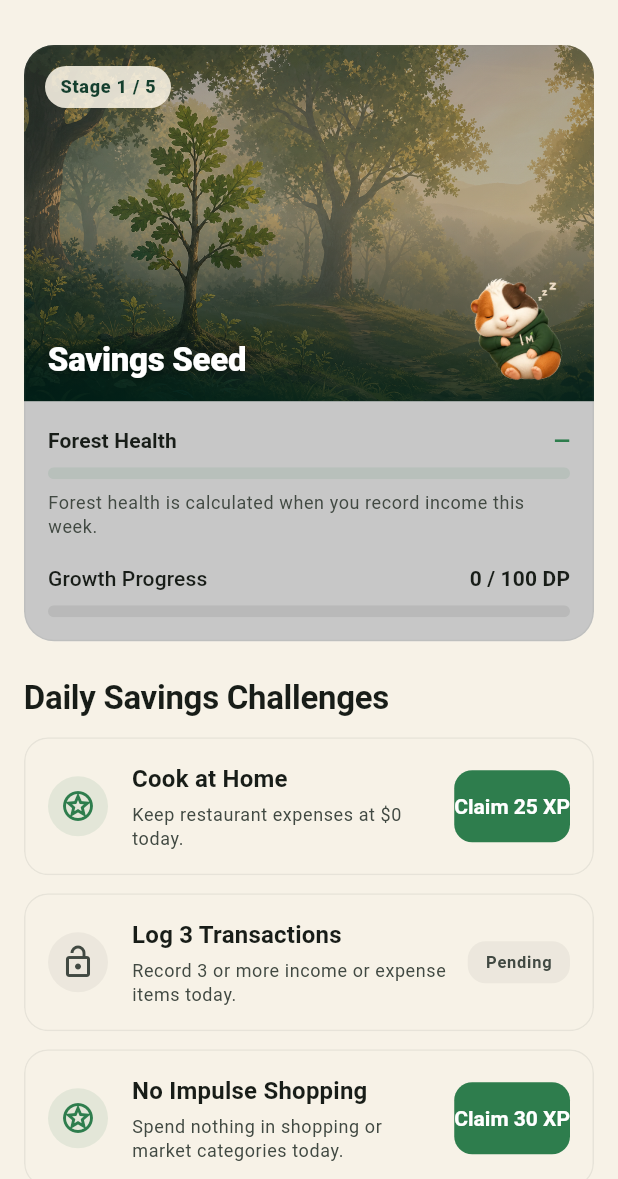
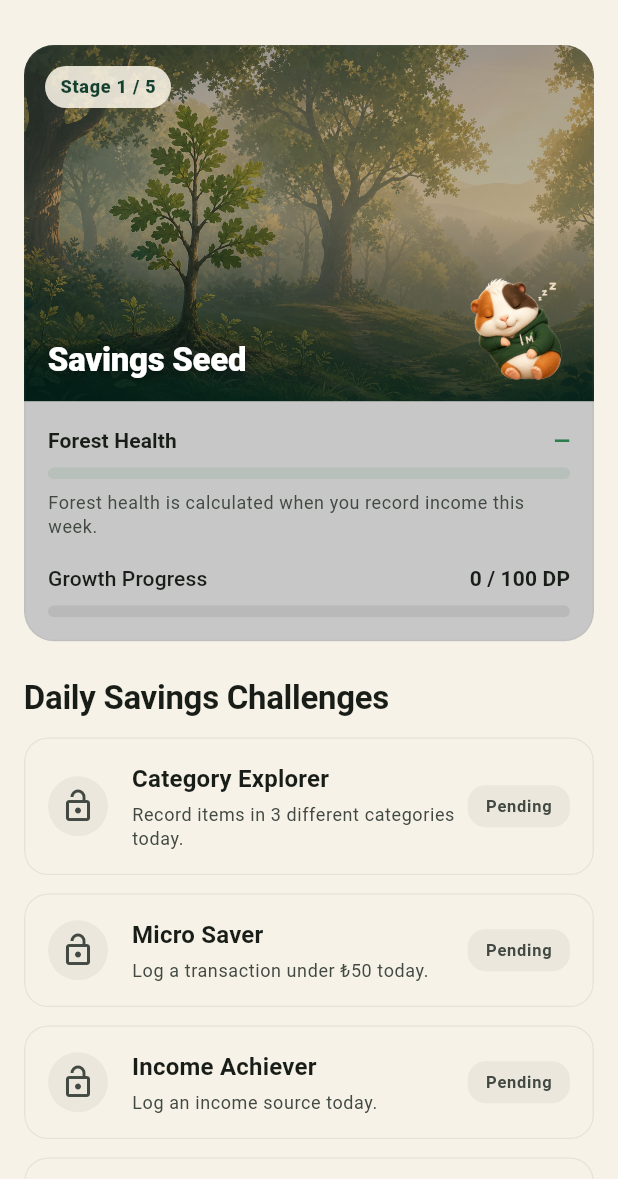
Before and after one commit to sevncmutlu/bootcamp, a Flutter app: the ForestScreen screen opened directly, on a phone screen of 412 x 824 dp, the part 57-1236 px from its top. Run offline on Flutter 3.47's test engine with Material 3 defaults, Android fonts, the phone set to English and light mode, and no system bars; our stand-ins replace drift, fl_chart, flutter_markdown_plus, flutter_secure_storage, image_picker; missing offline and left inert: cryptography; accounts and stored records are empty; generated files the repository leaves out were written again.

Commit message:
Added more challenges, implemented challenge randomizer, integrated logging streak multiplier, improved claimed challenge UI/UX, fixed elevated buttons across the app, fixed reset functionality and improved language strings

```diff
--- a/frontend/lib/l10n/app_en.arb
+++ b/frontend/lib/l10n/app_en.arb
@@ -188,13 +188,33 @@
     }
   },
   "challengeCookHome": "Cook at Home",
-  "challengeCookHomeDesc": "Keep restaurant expenses at $0 today.",
+  "challengeCookHomeDesc": "Keep restaurant expenses at ₺0 today.",
   "challengeLogThree": "Log 3 Transactions",
   "challengeLogThreeDesc": "Record 3 or more income or expense items today.",
   "challengeNoShopping": "No Impulse Shopping",
   "challengeNoShoppingDesc": "Spend nothing in shopping or market categories today.",
   "challengeSaveTen": "Budget Master",
   "challengeSaveTenDesc": "Save at least 10% of your total budget today.",
+  "challengeIncomeAchiever": "Income Achiever",
+  "challengeIncomeAchieverDesc": "Log an income source today.",
+  "challengeCoffeeSaver": "Coffee Saver",
+  "challengeCoffeeSaverDesc": "Spend ₺0 on coffee or cafes today.",
+  "challengeReceiptMaster": "Receipt Scanner Master",
+  "challengeReceiptMasterDesc": "Scan a receipt using the AI scanner today.",
+  "challengeSuperSaver": "Super Saver",
+  "challengeSuperSaverDesc": "Maintain a weekly savings rate above 20%.",
+  "challengeCommuteSmart": "Commute Smart",
+  "challengeCommuteSmartDesc": "Keep transport expenses under ₺50 today.",
+  "challengeEntertainmentControl": "Entertainment Control",
+  "challengeEntertainmentControlDesc": "Spend ₺0 on entertainment or gaming today.",
+  "challengeSubscriptionAudit": "Subscription Audit",
+  "challengeSubscriptionAuditDesc": "Keep subscription expenses under ₺100 today.",
+  "challengeBudgetGuardian": "Budget Guardian",
+  "challengeBudgetGuardianDesc": "Keep total daily expenses under ₺500 today.",
+  "challengeMicroSaver": "Micro Saver",
+  "challengeMicroSaverDesc": "Log a transaction under ₺50 today.",
+  "challengeWeeklyReviewer": "Category Explorer",
+  "challengeWeeklyReviewerDesc": "Record items in 3 different categories today.",
   "badgesUnlocked": "Unlocked Badges",
   "badgeSavingsSeed": "Savings Seed",
   "badgeBudgetMaster": "Budget Master",
@@ -278,7 +298,7 @@
   "resetDataConfirmation": "Are you sure you want to delete all transaction records and reset your goal? This action cannot be undone.",
   "resetButtonLabel": "Reset Everything",
   "navInsights": "Insights",
-  "settingsThemeTitle": "App Theme",
+  "settingsThemeTitle": "Theme",
   "settingsThemeSystem": "System Default",
   "settingsThemeLight": "Light Theme",
   "settingsThemeDark": "Dark Theme",
@@ -295,7 +315,7 @@
   "leaderboardYourStanding": "Your Standing",
   "leaderboardEstimateNote": "This value is an estimate calculated solely from data on your device.",
   "leaderboardCohortPending": "Not enough anonymous users yet for peer comparison. It will appear here once sufficient participation is reached.",
-  "settingsLanguageTitle": "App Language",
+  "settingsLanguageTitle": "Language",
   "settingsLanguageSystem": "System Default",
   "settingsLanguageTr": "Turkish",
   "settingsLanguageEn": "English",
@@ -307,7 +327,8 @@
   "accentAmber": "Amber",
   "accentPurple": "Purple",
   "accentPink": "Pink",
-  "settingsAccentTitle": "Theme Accent Color",
+  "settingsAccentTitle": "Accent Color",
+  "settingsDevProAccess": "DEV: Pro Access",
   "settingsAccentDesc": "Choose the accent color palette for the app.",
   "promptWeeklyReview": "Let's review my weekly budget together.",
   "promptDebtPlan": "Let's create a debt payoff plan.",
--- a/frontend/lib/screens/forest_screen.dart
+++ b/frontend/lib/screens/forest_screen.dart
@@ -108,6 +108,26 @@ class ForestScreenState extends State<ForestScreen> {
         return l10n.challengeNoShopping;
       case 'challengeSaveTen':
         return l10n.challengeSaveTen;
+      case 'challengeIncomeAchiever':
+        return l10n.challengeIncomeAchiever;
+      case 'challengeCoffeeSaver':
+        return l10n.challengeCoffeeSaver;
+      case 'challengeReceiptMaster':
+        return l10n.challengeReceiptMaster;
+      case 'challengeSuperSaver':
+        return l10n.challengeSuperSaver;
+      case 'challengeCommuteSmart':
+        return l10n.challengeCommuteSmart;
+      case 'challengeEntertainmentControl':
+        return l10n.challengeEntertainmentControl;
+      case 'challengeSubscriptionAudit':
+        return l10n.challengeSubscriptionAudit;
+      case 'challengeBudgetGuardian':
+        return l10n.challengeBudgetGuardian;
+      case 'challengeMicroSaver':
+        return l10n.challengeMicroSaver;
+      case 'challengeWeeklyReviewer':
+        return l10n.challengeWeeklyReviewer;
       default:
         return key;
     }
@@ -124,6 +144,26 @@ class ForestScreenState extends State<ForestScreen> {
         return l10n.challengeNoShoppingDesc;
       case 'challengeSaveTenDesc':
         return l10n.challengeSaveTenDesc;
+      case 'challengeIncomeAchieverDesc':
+        return l10n.challengeIncomeAchieverDesc;
+      case 'challengeCoffeeSaverDesc':
+        return l10n.challengeCoffeeSaverDesc;
+      case 'challengeReceiptMasterDesc':
+        return l10n.challengeReceiptMasterDesc;
+      case 'challengeSuperSaverDesc':
+        return l10n.challengeSuperSaverDesc;
+      case 'challengeCommuteSmartDesc':
+        return l10n.challengeCommuteSmartDesc;
+      case 'challengeEntertainmentControlDesc':
+        return l10n.challengeEntertainmentControlDesc;
+      case 'challengeSubscriptionAuditDesc':
+        return l10n.challengeSubscriptionAuditDesc;
+      case 'challengeBudgetGuardianDesc':
+        return l10n.challengeBudgetGuardianDesc;
+      case 'challengeMicroSaverDesc':
+        return l10n.challengeMicroSaverDesc;
+      case 'challengeWeeklyReviewerDesc':
+        return l10n.challengeWeeklyReviewerDesc;
       default:
         return key;
     }
@@ -246,8 +286,9 @@ class ForestScreenState extends State<ForestScreen> {
                                   ),
                                   style: theme.textTheme.titleMedium?.copyWith(
                                     fontWeight: FontWeight.bold,
-                                    decoration: isClaimed
-                                        ? TextDecoration.lineThrough
+                                    color: isClaimed
+                                        ? theme.colorScheme.onSurface
+                                            .withValues(alpha: 0.4)
                                         : null,
                                   ),
                                 ),
@@ -255,7 +296,10 @@ class ForestScreenState extends State<ForestScreen> {
                                 Text(
                                   _getLocalizedDesc(context, challenge.descKey),
                                   style: theme.textTheme.bodySmall?.copyWith(
-                                    color: theme.colorScheme.onSurfaceVariant,
+                                    color: isClaimed
+                                        ? theme.colorScheme.onSurfaceVariant
+                                            .withValues(alpha: 0.5)
+                                        : theme.colorScheme.onSurfaceVariant,
                                   ),
                                 ),
                               ],
@@ -269,6 +313,10 @@ class ForestScreenState extends State<ForestScreen> {
                                 backgroundColor: ForestColors.emerald,
                                 foregroundColor: Colors.white,
                                 elevation: 0,
+                                padding: const EdgeInsets.symmetric(
+                                  horizontal: 16.0,
+                                  vertical: 10.0,
+                                ),
                                 shape: RoundedRectangleBorder(
                                   borderRadius: BorderRadius.circular(12.0),
                                 ),
--- a/frontend/lib/services/onboarding_service.dart
+++ b/frontend/lib/services/onboarding_service.dart
@@ -56,4 +56,8 @@ class OnboardingService {
   Future<void> setLanguage(String lang) async {
     await _storage.write(key: _languageKey, value: lang);
   }
+
+  Future<void> resetAllSettings() async {
+    await _storage.deleteAll();
+  }
 }
--- a/frontend/lib/theme/app_theme.dart
+++ b/frontend/lib/theme/app_theme.dart
@@ -149,7 +149,10 @@ class AppTheme {
           elevation: 0,
           backgroundColor: scheme.primary,
           foregroundColor: scheme.onPrimary,
-          padding: const EdgeInsets.symmetric(vertical: AppSpacing.lg),
+          padding: const EdgeInsets.symmetric(
+            horizontal: AppSpacing.xl,
+            vertical: AppSpacing.lg,
+          ),
           textStyle: textTheme.titleMedium,
           shape: const RoundedRectangleBorder(borderRadius: AppRadius.card),
         ),
```
Also changed, not shown: frontend/lib/l10n/app_tr.arb (+31 -10 lines), frontend/lib/screens/receipt_scanner_screen.dart (+12 -0 lines), frontend/lib/screens/settings_screen.dart (+6 -4 lines), frontend/lib/services/gamification_service.dart (+164 -6 lines).
